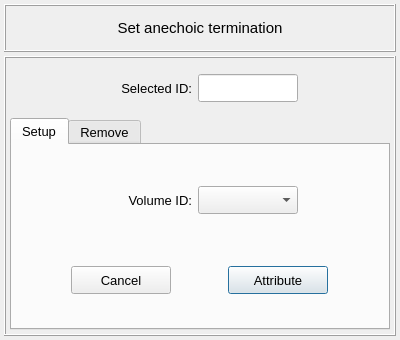
This is vibra/interface/data/ui_files/model/setup/acoustic/set_anechoic_termination_input.ui in MOPT-UFSC/VIBRA as Qt 5 draws it before an edit. The edited form follows.
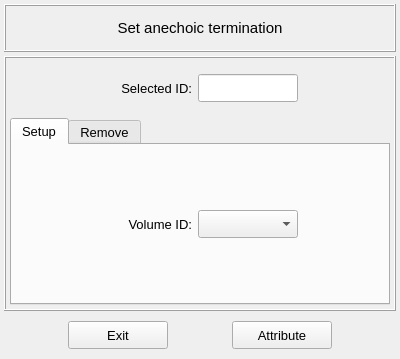
This is the edited form.

Commit message: Replaces the Cancel text with Exit in the Close buttons

The edit to the form file:
```diff
--- a/vibra/interface/data/ui_files/model/setup/acoustic/set_anechoic_termination_input.ui
+++ b/vibra/interface/data/ui_files/model/setup/acoustic/set_anechoic_termination_input.ui
@@ -10,7 +10,7 @@
     <x>0</x>
     <y>0</y>
     <width>400</width>
-    <height>340</height>
+    <height>359</height>
    </rect>
   </property>
   <property name="sizePolicy">
@@ -28,7 +28,7 @@
   <property name="maximumSize">
    <size>
     <width>400</width>
-    <height>340</height>
+    <height>400</height>
    </size>
   </property>
   <property name="font">
@@ -205,34 +205,7 @@
           <property name="spacing">
            <number>2</number>
           </property>
-          <item row="1" column="0">
-           <widget class="QFrame" name="frame_9">
-            <property name="frameShape">
-             <enum>QFrame::NoFrame</enum>
-            </property>
-            <property name="frameShadow">
-             <enum>QFrame::Raised</enum>
-            </property>
-            <layout class="QGridLayout" name="gridLayout_13">
-             <property name="leftMargin">
-              <number>2</number>
-             </property>
-             <property name="topMargin">
-              <number>16</number>
-             </property>
-             <property name="rightMargin">
-              <number>2</number>
-             </property>
-             <property name="bottomMargin">
-              <number>2</number>
-             </property>
-             <property name="horizontalSpacing">
-              <number>6</number>
-             </property>
-             <property name="verticalSpacing">
-              <number>2</number>
-             </property>
-             <item row="0" column="2">
+          <item row="0" column="0">
               <widget class="QFrame" name="frame_4">
                <property name="frameShape">
                 <enum>QFrame::NoFrame</enum>
@@ -330,110 +303,6 @@
              </item>
             </layout>
            </widget>
-          </item>
-          <item row="2" column="0">
-           <widget class="QFrame" name="frame_11">
-            <property name="minimumSize">
-             <size>
-              <width>340</width>
-              <height>40</height>
-             </size>
-            </property>
-            <property name="maximumSize">
-             <size>
-              <width>16777215</width>
-              <height>16777215</height>
-             </size>
-            </property>
-            <property name="frameShape">
-             <enum>QFrame::NoFrame</enum>
-            </property>
-            <property name="frameShadow">
-             <enum>QFrame::Raised</enum>
-            </property>
-            <layout class="QGridLayout" name="gridLayout_14">
-             <property name="leftMargin">
-              <number>0</number>
-             </property>
-             <property name="topMargin">
-              <number>0</number>
-             </property>
-             <property name="rightMargin">
-              <number>0</number>
-             </property>
-             <property name="bottomMargin">
-              <number>0</number>
-             </property>
-             <property name="spacing">
-              <number>0</number>
-             </property>
-             <item row="0" column="1">
-              <widget class="QPushButton" name="pushButton_attribute">
-               <property name="minimumSize">
-                <size>
-                 <width>100</width>
-                 <height>28</height>
-                </size>
-               </property>
-               <property name="maximumSize">
-                <size>
-                 <width>100</width>
-                 <height>28</height>
-                </size>
-               </property>
-               <property name="font">
-                <font>
-                 <family>MS Shell Dlg 2</family>
-                 <pointsize>10</pointsize>
-                 <weight>50</weight>
-                 <italic>false</italic>
-                 <bold>false</bold>
-                </font>
-               </property>
-               <property name="styleSheet">
-                <string notr="true"/>
-               </property>
-               <property name="text">
-                <string>Attribute</string>
-               </property>
-              </widget>
-             </item>
-             <item row="0" column="0">
-              <widget class="QPushButton" name="pushButton_cancel">
-               <property name="minimumSize">
-                <size>
-                 <width>100</width>
-                 <height>28</height>
-                </size>
-               </property>
-               <property name="maximumSize">
-                <size>
-                 <width>100</width>
-                 <height>28</height>
-                </size>
-               </property>
-               <property name="font">
-                <font>
-                 <family>MS Shell Dlg 2</family>
-                 <pointsize>10</pointsize>
-                 <weight>50</weight>
-                 <italic>false</italic>
-                 <bold>false</bold>
-                </font>
-               </property>
-               <property name="styleSheet">
-                <string notr="true"/>
-               </property>
-               <property name="text">
-                <string>Cancel</string>
-               </property>
-              </widget>
-             </item>
-            </layout>
-           </widget>
-          </item>
-         </layout>
-        </widget>
         <widget class="QWidget" name="tab_remove">
          <attribute name="title">
           <string>Remove</string>
@@ -751,6 +620,107 @@
      </layout>
     </widget>
    </item>
+   <item row="2" column="0">
+    <widget class="QFrame" name="frame_11">
+     <property name="minimumSize">
+      <size>
+       <width>340</width>
+       <height>40</height>
+      </size>
+     </property>
+     <property name="maximumSize">
+      <size>
+       <width>16777215</width>
+       <height>16777215</height>
+      </size>
+     </property>
+     <property name="frameShape">
+      <enum>QFrame::NoFrame</enum>
+     </property>
+     <property name="frameShadow">
+      <enum>QFrame::Raised</enum>
+     </property>
+     <layout class="QGridLayout" name="gridLayout_14">
+      <property name="leftMargin">
+       <number>0</number>
+      </property>
+      <property name="topMargin">
+       <number>0</number>
+      </property>
+      <property name="rightMargin">
+       <number>0</number>
+      </property>
+      <property name="bottomMargin">
+       <number>0</number>
+      </property>
+      <property name="spacing">
+       <number>0</number>
+      </property>
+      <item row="0" column="1">
+       <widget class="QPushButton" name="pushButton_attribute">
+        <property name="minimumSize">
+         <size>
+          <width>100</width>
+          <height>28</height>
+         </size>
+        </property>
+        <property name="maximumSize">
+         <size>
+          <width>100</width>
+          <height>28</height>
+         </size>
+        </property>
+        <property name="font">
+         <font>
+          <family>MS Shell Dlg 2</family>
+          <pointsize>10</pointsize>
+          <weight>50</weight>
+          <italic>false</italic>
+          <bold>false</bold>
+         </font>
+        </property>
+        <property name="styleSheet">
+         <string notr="true"/>
+        </property>
+        <property name="text">
+         <string>Attribute</string>
+        </property>
+       </widget>
+      </item>
+      <item row="0" column="0">
+       <widget class="QPushButton" name="pushButton_exit">
+        <property name="minimumSize">
+         <size>
+          <width>100</width>
+          <height>28</height>
+         </size>
+        </property>
+        <property name="maximumSize">
+         <size>
+          <width>100</width>
+          <height>28</height>
+         </size>
+        </property>
+        <property name="font">
+         <font>
+          <family>MS Shell Dlg 2</family>
+          <pointsize>10</pointsize>
+          <weight>50</weight>
+          <italic>false</italic>
+          <bold>false</bold>
+         </font>
+        </property>
+        <property name="styleSheet">
+         <string notr="true"/>
+        </property>
+        <property name="text">
+         <string>Exit</string>
+        </property>
+       </widget>
+      </item>
+     </layout>
+    </widget>
+   </item>
   </layout>
  </widget>
  <resources/>
```
Left out of the diff: 2 changed lines with no effect on the pictures. Lines whose indentation alone changed are shown as unchanged. The commit also changes 53 other files.
